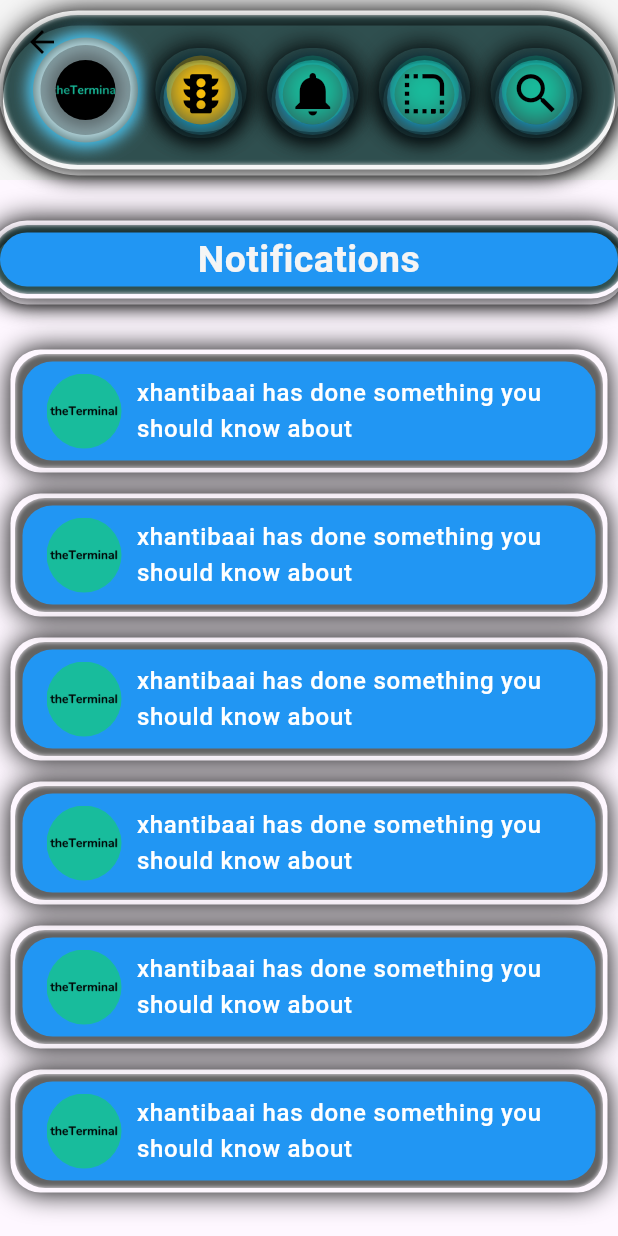
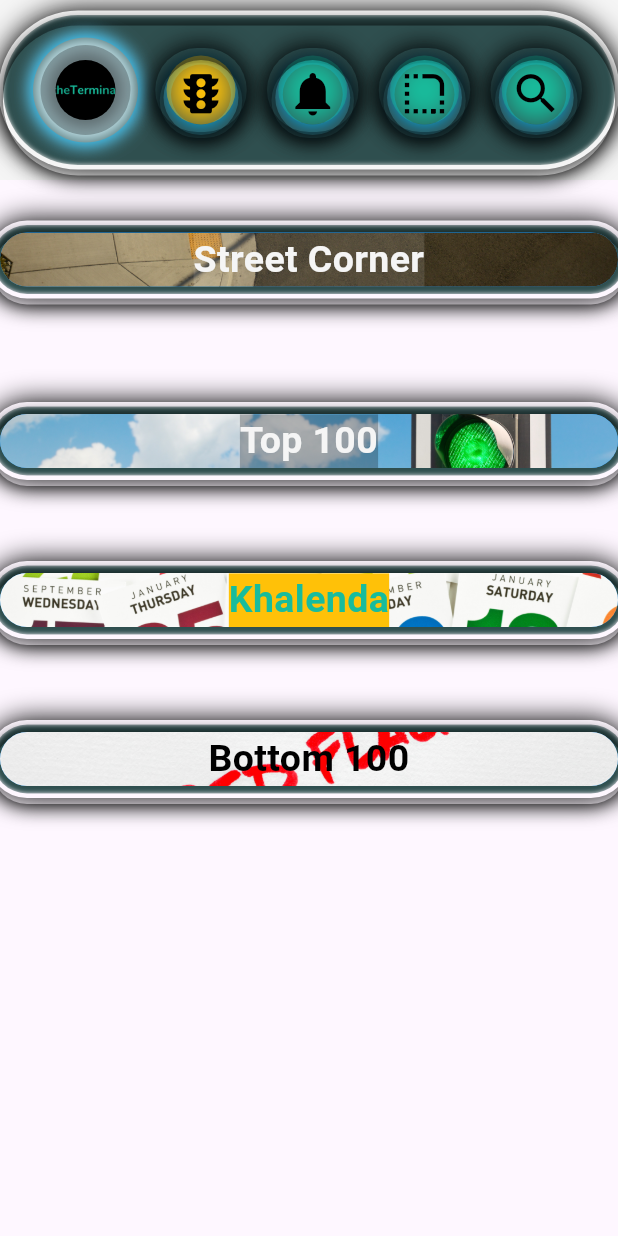
Before and after one commit to xhantibaaigithub/the_terminal, a Flutter app: the Notifications screen opened directly with empty values, after a tap on the "rounded corner" icon, on a phone screen of 412 x 824 dp. Run offline on Flutter 3.47's test engine with Material 3 defaults, Android fonts, the light colour scheme and no system bars; our stand-ins replace cloud_firestore, firebase_auth, firebase_core, go_router; accounts and stored records are empty.

Commit message:
Completed Street Corner design

```diff
--- a/lib/component_widgets/buttons/estratini/estratini_streetcorner_button.dart
+++ b/lib/component_widgets/buttons/estratini/estratini_streetcorner_button.dart
@@ -1,8 +1,9 @@
 import 'package:flutter/material.dart';
+import 'package:go_router/go_router.dart';
 import 'package:terminal_mobile_app/global_styles/global_styles.dart';
 
-class EstratiniStreetcornerButton extends StatelessWidget {
-  const EstratiniStreetcornerButton({super.key});
+class EstratiniStreetCornerButton extends StatelessWidget {
+  const EstratiniStreetCornerButton({super.key});
 
   @override
   Widget build(BuildContext context) {
@@ -36,7 +37,7 @@ class EstratiniStreetcornerButton extends StatelessWidget {
       ),
       child: InkWell(
         onTap: () {
-          Navigator.pushNamed(context, '/estratini/streetcorener');
+          context.go("/streetcorner");
         },
         child: Container(
           decoration: BoxDecoration(shape: BoxShape.circle, boxShadow: [
--- a/lib/component_widgets/navbars/estratini_navbar.dart
+++ b/lib/component_widgets/navbars/estratini_navbar.dart
@@ -3,8 +3,8 @@ import 'package:terminal_mobile_app/component_widgets/buttons/estratini/estratin
 import 'package:terminal_mobile_app/component_widgets/buttons/estratini/estratini_notifications_button.dart';
 import 'package:terminal_mobile_app/component_widgets/buttons/estratini/estratini_search_button.dart';
 import 'package:terminal_mobile_app/component_widgets/buttons/estratini/estratini_streetcorner_button.dart';
+import 'package:terminal_mobile_app/component_widgets/buttons/terminal_home_button.dart';
 import 'package:terminal_mobile_app/global_styles/global_styles.dart';
-import 'package:terminal_mobile_app/component_widgets/buttons/terminal_home_button.dart';
 
 class EstratiniNavbar extends StatelessWidget {
   const EstratiniNavbar({super.key});
@@ -51,7 +51,7 @@ class EstratiniNavbar extends StatelessWidget {
             TerminalHomeButton(),
             EstratiniHomeButton(),
             EstratiniNotificationsButton(),
-            EstratiniStreetcornerButton(),
+            EstratiniStreetCornerButton(),
             EstratiniSearchButton(),
           ],
         ),
--- a/lib/global_styles/global_styles.dart
+++ b/lib/global_styles/global_styles.dart
@@ -9,38 +9,4 @@ class GlobalStyles {
   static const veryLightBlue = Color.fromRGBO(205, 238, 246, 1);
   static const streetGrey = Color.fromRGBO(47, 79, 79, 1);
   static const lightGrey = Color.fromRGBO(117, 135, 153, 1);
-
-  // // Themes
-  // static var darkModeAppTheme = ThemeData.dark().copyWith(
-  //   scaffoldBackgroundColor: blackColor,
-  //   cardColor: greyColor,
-  //   appBarTheme: const AppBarTheme(
-  //     backgroundColor: drawerColor,
-  //     iconTheme: IconThemeData(
-  //       color: whiteColor,
-  //     ),
-  //   ),
-  //   drawerTheme: const DrawerThemeData(
-  //     backgroundColor: drawerColor,
-  //   ),
-  //   primaryColor: redColor,
-  //   backgroundColor:
-  //       drawerColor, // will be used as alternative background color
-  // );
-
-  static var normalMode = ThemeData.light().copyWith(
-    scaffoldBackgroundColor: backgroundWhite,
-    cardColor: lightBlue,
-    appBarTheme: const AppBarTheme(
-      backgroundColor: backgroundWhite,
-      elevation: 0,
-      iconTheme: IconThemeData(
-        color: Color.fromRGBO(255, 255, 0, 1),
-      ),
-    ),
-    drawerTheme: const DrawerThemeData(
-      backgroundColor: lightBlue,
-    ),
-    primaryColor: scamtoYellow,
-  );
 }
--- a/lib/main.dart
+++ b/lib/main.dart
@@ -1,31 +1,30 @@
 import 'package:flutter/material.dart';
+import 'package:go_router/go_router.dart';
+import 'package:provider/provider.dart';
+import 'package:firebase_core/firebase_core.dart';
+import 'package:firebase_auth/firebase_auth.dart';
+
 import 'package:terminal_mobile_app/estratini/estratini.dart';
 import 'package:terminal_mobile_app/register/register.dart';
+import 'package:terminal_mobile_app/street_corner/StreetCorner.dart';
 import 'package:terminal_mobile_app/terminal/terminal.dart';
 import 'package:terminal_mobile_app/login/login.dart';
 import 'package:terminal_mobile_app/global_styles/global_styles.dart';
-
-import 'package:go_router/go_router.dart';
-import 'package:provider/provider.dart';
 import 'package:terminal_mobile_app/auth/firebaseAuth.dart';
-
-import 'package:firebase_core/firebase_core.dart';
+import 'package:terminal_mobile_app/notifications/Notifications.dart';
 import 'package:terminal_mobile_app/firebase_options.dart';
-import 'package:firebase_auth/firebase_auth.dart';
-
-import 'notifications/Notifications.dart';
-
 
 void main() async {
   WidgetsFlutterBinding.ensureInitialized();
   await Firebase.initializeApp(
-      options: DefaultFirebaseOptions.currentPlatform
+    options: DefaultFirebaseOptions.currentPlatform,
   );
   runApp(
     ChangeNotifierProvider(
       create: (context) => AuthState(),
       builder: (context, child) => const MyApp(),
-      ));
+    ),
+  );
 }
 
 class MyApp extends StatelessWidget {
@@ -38,9 +37,6 @@ class MyApp extends StatelessWidget {
         title: 'Terminal App',
         theme: _themeData,
         routerConfig: _router,
-
-
-        // home: Login(),
       ),
     );
   }
@@ -48,46 +44,37 @@ class MyApp extends StatelessWidget {
 
 final _router = GoRouter(
   routes: [
-
-
     GoRoute(
       path: '/',
-        builder: (context, state) =>
-            Consumer<AuthState>(
-                builder: (context, appState, _) =>
-                    Terminal(
+      builder: (context, state) => Consumer<AuthState>(
+        builder: (context, appState, _) => Terminal(
           loggedIn: appState.loggedIn,
           signOut: () {
             FirebaseAuth.instance.signOut();
           },
-                        loggedInUser: appState.getLoggedInUser
-                    )
+          loggedInUser: appState.getLoggedInUser,
+        ),
       ),
     ),
     GoRoute(
       path: '/register',
-        builder: (context, state) =>
-            Consumer<AuthState>(
-              builder: (context, appState, _) =>
-                  Register(
+      builder: (context, state) => Consumer<AuthState>(
+        builder: (context, appState, _) => Register(
           loggedIn: appState.loggedIn,
           signOut: () {
             FirebaseAuth.instance.signOut();
-                      }
+          },
         ),
       ),
     ),
-
     GoRoute(
       path: '/login',
-        builder: (context, state) =>
-            Consumer<AuthState>(
-              builder: (context, appState, _) =>
-                  Login(
+      builder: (context, state) => Consumer<AuthState>(
+        builder: (context, appState, _) => Login(
           loggedIn: appState.loggedIn,
           signOut: () {
             FirebaseAuth.instance.signOut();
-                      }
+          },
         ),
       ),
     ),
@@ -96,19 +83,48 @@ final _router = GoRouter(
       builder: (context, state) => Consumer<AuthState>(
         builder: (context, appState, _) => Estratini(
           loggedIn: appState.loggedIn,
-                loggedInUser: appState.getLoggedInUser
-            )
+          loggedInUser: appState.getLoggedInUser,
         ),
+      ),
+      redirect: (context, state) {
+        final loggedIn = Provider.of<AuthState>(context, listen: false).loggedIn;
+        if (!loggedIn) {
+          return '/login';
+        }
+        return null;
+      },
     ),
     GoRoute(
       path: '/notifications',
       builder: (context, state) => Consumer<AuthState>(
         builder: (context, appState, _) => Notifications(
-                loggedInUser: appState.getLoggedInUser
-            )
+          loggedInUser: appState.getLoggedInUser,
         ),
       ),
-    ]
+      redirect: (context, state) {
+        final loggedIn = Provider.of<AuthState>(context, listen: false).loggedIn;
+        if (!loggedIn) {
+          return '/login';
+        }
+        return null;
+      },
+    ),
+    GoRoute(
+      path: '/streetcorner',
+      builder: (context, state) => Consumer<AuthState>(
+        builder: (context, appState, _) => StreetCorner(
+          loggedInUser: appState.getLoggedInUser,
+        ),
+      ),
+      redirect: (context, state) {
+        final loggedIn = Provider.of<AuthState>(context, listen: false).loggedIn;
+        if (!loggedIn) {
+          return '/login';
+        }
+        return null;
+      },
+    ),
+  ],
 );
 
 final _themeData = ThemeData(
--- a/lib/notifications/Notifications.dart
+++ b/lib/notifications/Notifications.dart
@@ -1,5 +1,4 @@
 import 'package:firebase_auth/firebase_auth.dart';
-import 'package:flutter/cupertino.dart';
 import 'package:flutter/material.dart';
 import 'package:terminal_mobile_app/component_widgets/navbars/estratini_navbar.dart';
 import 'package:terminal_mobile_app/global_styles/global_styles.dart';
@@ -58,24 +57,12 @@ class Notifications extends StatelessWidget {
         body: CustomScrollView(
           slivers: <Widget>[
             EstratiniNavbar(),
+            SliverToBoxAdapter(
+              child: NotificationsHeader,
+            ),
             SliverList(
-              delegate: SliverChildListDelegate(
-                <Widget>[
-                  Container(
-                    decoration: BoxDecoration(
-                      borderRadius: BorderRadius.only(
-                          topLeft: Radius.circular(20.0),
-                          topRight: Radius.circular(20.0)),
-                    ),
-                    child: Column(
-                      children: [
-                        NotificationsHeader,
-                        SizedBox(
-                          height: double.maxFinite,
-                          child: ListView.builder(
-                            itemCount: notifications.length,
-                            scrollDirection: Axis.vertical,
-                            itemBuilder: (context, index) {
+              delegate: SliverChildBuilderDelegate(
+                    (context, index) {
                   final mediaObject = notifications[index];
                   return Container(
                     margin: EdgeInsets.symmetric(
@@ -105,15 +92,14 @@ class Notifications extends StatelessWidget {
                     ),
                     child: ListTile(
                       title: Column(
+                        crossAxisAlignment: CrossAxisAlignment.start,
                         children: [
                           Container(
                             child: Row(
-                                          mainAxisAlignment:
-                                              MainAxisAlignment.spaceBetween,
+                              mainAxisAlignment: MainAxisAlignment.start,
                               children: [
                                 Container(
-                                              margin:
-                                                  EdgeInsets.only(right: 10.0),
+                                  margin: EdgeInsets.only(right: 10.0),
                                   child: ClipOval(
                                     child: Image.asset(
                                       mediaObject.profilePicture,
@@ -141,12 +127,7 @@ class Notifications extends StatelessWidget {
                     ),
                   );
                 },
-                          ),
-                        )
-                      ],
-                    ),
-                  ),
-                ],
+                childCount: notifications.length,
               ),
             ),
           ],
@@ -157,7 +138,7 @@ class Notifications extends StatelessWidget {
 }
 
 final NotificationsHeader = Container(
-  width: double.maxFinite * 0.9,
+  width: double.infinity,
   margin: EdgeInsets.symmetric(vertical: 35.0),
   decoration: BoxDecoration(
     color: Colors.blue,
--- /dev/null
+++ b/lib/street_corner/StreetCorner.dart
@@ -0,0 +1,258 @@
+import 'package:firebase_auth/firebase_auth.dart';
+import 'package:flutter/material.dart';
+
+import '../component_widgets/navbars/estratini_navbar.dart';
+import '../global_styles/global_styles.dart';
+
+class StreetCorner extends StatelessWidget {
+  final User? loggedInUser;
+
+  const StreetCorner({super.key, this.loggedInUser});
+
+  @override
+  Widget build(BuildContext context) {
+    return Visibility(
+      visible: loggedInUser != null,
+      child: Scaffold(
+        body: CustomScrollView(
+          slivers: <Widget>[
+            EstratiniNavbar(),
+            SliverList(
+              delegate: SliverChildListDelegate(
+                <Widget>[
+                  Container(
+                    decoration: BoxDecoration(
+                      borderRadius: BorderRadius.only(
+                          topLeft: Radius.circular(20.0),
+                          topRight: Radius.circular(20.0)),
+                    ),
+                    child: Column(
+                      children: [
+                        StreetCornerHeader,
+                        Container(
+                          margin: EdgeInsets.only(top: 15.0),
+                          child: Column(
+                            children: [
+                              Top100Button,
+                              KhalendaButton,
+                              Bottom100Button
+                            ],
+                          ),
+                        )
+                      ],
+                    ),
+                  ),
+                ],
+              ),
+            ),
+          ],
+        ),
+      ),
+    );
+  }
+}
+
+final Top100Button = Container(
+  width: double.infinity * 0.9,
+  margin: EdgeInsets.symmetric(vertical: 35.0),
+  decoration: BoxDecoration(
+    image: DecorationImage(
+      image: AssetImage("assets/images/top_100_header.png"),
+      // Replace with your background image path
+      fit: BoxFit.cover, // Adjust fit as needed
+    ),
+    color: Colors.blue, // Fallback color in case the image doesn't load
+    borderRadius: BorderRadius.all(
+      Radius.circular(35.0),
+    ),
+    boxShadow: [
+      BoxShadow(
+        color: Colors.black,
+        spreadRadius: 8.0,
+        blurRadius: 15,
+        blurStyle: BlurStyle.outer,
+        offset: Offset(0, 0),
+      ),
+      BoxShadow(
+        color: GlobalStyles.streetGrey,
+        spreadRadius: 5.0,
+        blurRadius: 2,
+        blurStyle: BlurStyle.inner,
+        offset: Offset(0, 0),
+      ),
+      BoxShadow(
+        color: Colors.black,
+        spreadRadius: 5.0,
+        blurRadius: 10,
+        blurStyle: BlurStyle.outer,
+        offset: Offset(0, 7),
+      ),
+    ],
+  ),
+  child: Center(
+    child: Text(
+      'Top 100'
+      '',
+      style: TextStyle(
+        fontSize: 25.0,
+        backgroundColor: Colors.black26,
+        color: GlobalStyles.backgroundWhite,
+        fontWeight: FontWeight.bold,
+      ),
+      textAlign: TextAlign.center,
+    ),
+  ),
+);
+
+final KhalendaButton = Container(
+  width: double.infinity * 0.9,
+  margin: EdgeInsets.symmetric(vertical: 35.0),
+  decoration: BoxDecoration(
+    image: DecorationImage(
+      image: AssetImage("assets/images/khalenda_header.png"),
+      fit: BoxFit.cover, // Adjust fit as needed
+    ),
+    color: Colors.blue,
+    borderRadius: BorderRadius.all(
+      Radius.circular(35.0),
+    ),
+    boxShadow: [
+      BoxShadow(
+        color: Colors.black,
+        spreadRadius: 8.0,
+        blurRadius: 15,
+        blurStyle: BlurStyle.outer,
+        offset: Offset(0, 0),
+      ),
+      BoxShadow(
+        color: GlobalStyles.streetGrey,
+        spreadRadius: 5.0,
+        blurRadius: 2,
+        blurStyle: BlurStyle.inner,
+        offset: Offset(0, 0),
+      ),
+      BoxShadow(
+        color: Colors.black,
+        spreadRadius: 5.0,
+        blurRadius: 10,
+        blurStyle: BlurStyle.outer,
+        offset: Offset(0, 7),
+      ),
+    ],
+  ),
+  child: Center(
+    child: Container(
+      child: Text(
+        'Khalenda',
+        style: TextStyle(
+          fontSize: 25.0,
+          backgroundColor: GlobalStyles.scamtoYellow,
+          color: GlobalStyles.scamtoBlue,
+          fontWeight: FontWeight.bold,
+        ),
+        textAlign: TextAlign.center,
+      ),
+    ),
+  ),
+);
+
+final Bottom100Button = Container(
+  width: double.infinity * 0.9,
+  margin: EdgeInsets.symmetric(vertical: 35.0),
+  decoration: BoxDecoration(
+    image: DecorationImage(
+      image: AssetImage("assets/images/bottom_100_header.png"),
+      // Replace with your background image path
+      fit: BoxFit.cover, // Adjust fit as needed
+    ),
+    color: Colors.blue, // Fallback color in case the image doesn't load
+    borderRadius: BorderRadius.all(
+      Radius.circular(35.0),
+    ),
+    boxShadow: [
+      BoxShadow(
+        color: Colors.black,
+        spreadRadius: 8.0,
+        blurRadius: 15,
+        blurStyle: BlurStyle.outer,
+        offset: Offset(0, 0),
+      ),
+      BoxShadow(
+        color: GlobalStyles.streetGrey,
+        spreadRadius: 5.0,
+        blurRadius: 2,
+        blurStyle: BlurStyle.inner,
+        offset: Offset(0, 0),
+      ),
+      BoxShadow(
+        color: Colors.black,
+        spreadRadius: 5.0,
+        blurRadius: 10,
+        blurStyle: BlurStyle.outer,
+        offset: Offset(0, 7),
+      ),
+    ],
+  ),
+  child: Center(
+    child: Text(
+      'Bottom 100',
+      style: TextStyle(
+        fontSize: 25.0,
+        color: Colors.black,
+        fontWeight: FontWeight.bold,
+      ),
+      textAlign: TextAlign.center,
+    ),
+  ),
+);
+
+final StreetCornerHeader = Container(
+  width: double.infinity * 0.9,
+  margin: EdgeInsets.symmetric(vertical: 35.0),
+  decoration: BoxDecoration(
+    image: DecorationImage(
+      image: AssetImage("assets/images/street_corner_header.png"),
+      // Replace with your background image path
+      fit: BoxFit.cover, // Adjust fit as needed
+    ),
+    color: Colors.blue, // Fallback color in case the image doesn't load
+    borderRadius: BorderRadius.all(
+      Radius.circular(35.0),
+    ),
+    boxShadow: [
+      BoxShadow(
+        color: Colors.black,
+        spreadRadius: 8.0,
+        blurRadius: 15,
+        blurStyle: BlurStyle.outer,
+        offset: Offset(0, 0),
+      ),
+      BoxShadow(
+        color: GlobalStyles.streetGrey,
+        spreadRadius: 5.0,
+        blurRadius: 2,
+        blurStyle: BlurStyle.inner,
+        offset: Offset(0, 0),
+      ),
+      BoxShadow(
+        color: Colors.black,
+        spreadRadius: 5.0,
+        blurRadius: 10,
+        blurStyle: BlurStyle.outer,
+        offset: Offset(0, 7),
+      ),
+    ],
+  ),
+  child: Center(
+    child: Text(
+      'Street Corner',
+      style: TextStyle(
+        fontSize: 25.0,
+        backgroundColor: Colors.white12,
+        color: GlobalStyles.backgroundWhite,
+        fontWeight: FontWeight.bold,
+      ),
+      textAlign: TextAlign.center,
+    ),
+  ),
+);
```
Also changed, not shown: assets/images/bottom_100_header.png (added), assets/images/khalenda_header.png (added), assets/images/street_corner_header.png (added), assets/images/top_100_header.png (added). Lines whose indentation alone changed are shown as unchanged.
